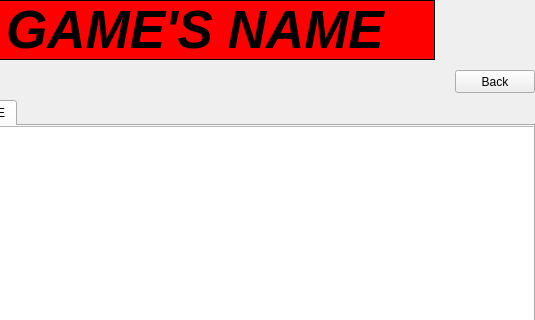
Before: the Qt Designer form ui/ui_gui/researchanddevelopment.ui in Luigi-pl/gameClientLauncher, drawn with Qt 5; both pictures show x 145 to 680 and y 0 to 320 of the 680 by 450 pixel window.
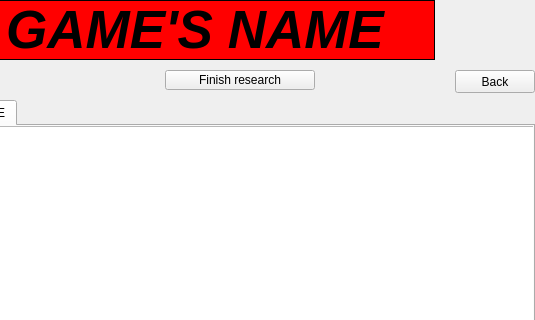
After: the same form once the commit is applied. The open tabs and pages were chosen to show the change.

Diff of the .ui file:
```diff
--- a/ui/ui_gui/researchanddevelopment.ui
+++ b/ui/ui_gui/researchanddevelopment.ui
@@ -307,6 +307,32 @@
     <string>Nothing is researched</string>
    </property>
   </widget>
+  <widget class="QPushButton" name="pushButton_2">
+   <property name="geometry">
+    <rect>
+     <x>310</x>
+     <y>70</y>
+     <width>150</width>
+     <height>20</height>
+    </rect>
+   </property>
+   <property name="text">
+    <string>Finish research</string>
+   </property>
+  </widget>
+  <widget class="QLabel" name="labelCurrentResearchedError">
+   <property name="geometry">
+    <rect>
+     <x>470</x>
+     <y>60</y>
+     <width>120</width>
+     <height>40</height>
+    </rect>
+   </property>
+   <property name="text">
+    <string/>
+   </property>
+  </widget>
  </widget>
  <resources/>
  <connections/>
```
Left out of the diff: 4 changed lines with no effect on the pictures.
